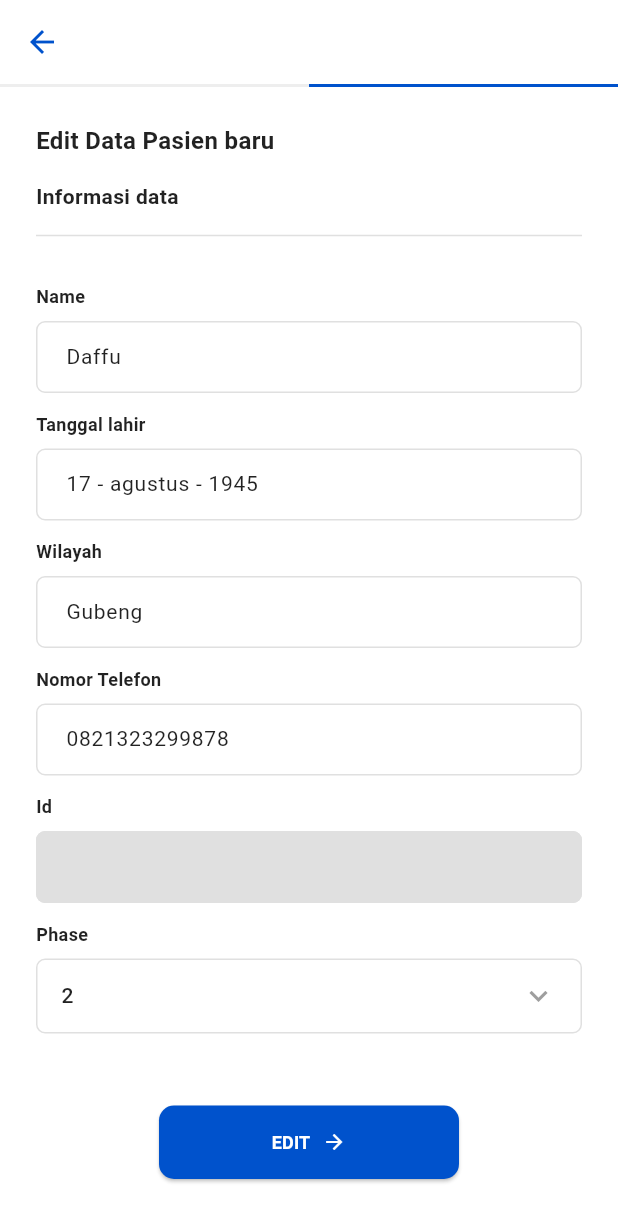
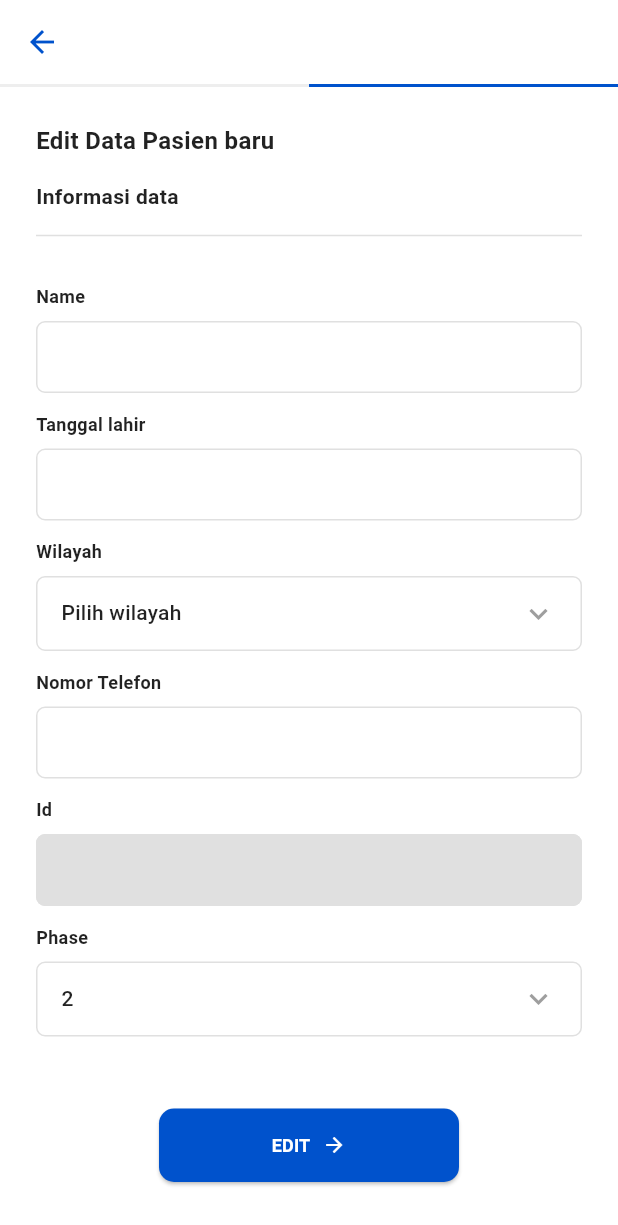
Before and after one commit to IrvanKurniawan624/tbhealthwatch-app, a Flutter app: the EditPatientPage screen opened directly with empty values, on a phone screen of 412 x 824 dp. Shown: the top 1225 px of the screen. Run offline on Flutter 3.47's test engine with Material 3 defaults, Android fonts, the phone set to English and light mode, and no system bars; our stand-ins replace shared_preferences; accounts and stored records are empty; network calls fail.

Commit message:
feat(mobile): edit patient pre-fills from real data and saves via PUT /patients/:id

```diff
--- a/mobile/lib/presentation/monitoring/edit_patient_page.dart
+++ b/mobile/lib/presentation/monitoring/edit_patient_page.dart
@@ -1,5 +1,7 @@
 import 'package:flutter/material.dart';
+import '../../core/api_client.dart';
 import '../../data/models/patient_model.dart';
+import '../../data/repositories/api_patient_repository.dart';
 
 // ============================================================================
 // 1. HALAMAN EDIT PASIEN
@@ -24,16 +26,39 @@ class _EditPatientPageState extends State<EditPatientPage> {
 
   String _selectedPhase = '2'; // Default sesuai figma
 
+  final _repo = ApiPatientRepository(ApiClient());
+  bool _isSaving = false;
+  List<Map<String, dynamic>> _regions = [];
+  String? _selectedRegionId;
+
   @override
   void initState() {
     super.initState();
-    // Mengisi form dengan data pasien sesuai gambar Figma
-    _nameController = TextEditingController(text: "Daffu");
-    _dobController = TextEditingController(text: "17 - agustus - 1945");
-    _wilayahController = TextEditingController(text: "Gubeng");
-    _phoneController = TextEditingController(text: "0821323299878");
+    // Pre-fill from the patient passed in
+    _nameController = TextEditingController(text: widget.patient.name);
+    _dobController = TextEditingController(text: widget.patient.dob ?? '');
+    _wilayahController = TextEditingController(text: widget.patient.regionName ?? '');
+    _phoneController = TextEditingController(text: widget.patient.phone ?? '');
     // ID menggunakan data asli yang dioper dari halaman sebelumnya
     _idController = TextEditingController(text: widget.patient.id);
+    _loadRegions();
+  }
+
+  Future<void> _loadRegions() async {
+    try {
+      final data = await ApiClient().get('/regions') as List;
+      if (mounted) {
+        setState(() {
+          _regions = data.cast<Map<String, dynamic>>();
+          // Pre-select region matching the patient's regionName
+          final match = _regions.firstWhere(
+            (r) => r['name'] == widget.patient.regionName,
+            orElse: () => {},
+          );
+          _selectedRegionId = match['id'] as String?;
+        });
+      }
+    } catch (_) {}
   }
 
   @override
@@ -75,12 +100,12 @@ class _EditPatientPageState extends State<EditPatientPage> {
           children: [
             const Text(
               "Edit Data Pasien baru",
-              style: TextStyle(fontSize: 16, fontWeight: FontWeight.bold, color: Colors.black87)
+              style: TextStyle(fontSize: 16, fontWeight: FontWeight.bold, color: Colors.black87),
             ),
             const SizedBox(height: 16),
             const Text(
               "Informasi data",
-              style: TextStyle(fontSize: 14, fontWeight: FontWeight.bold, color: Colors.black87)
+              style: TextStyle(fontSize: 14, fontWeight: FontWeight.bold, color: Colors.black87),
             ),
             const SizedBox(height: 8),
             const Divider(thickness: 1, color: Colors.black12),
@@ -94,7 +119,7 @@ class _EditPatientPageState extends State<EditPatientPage> {
             _buildTextField(_dobController),
 
             _buildLabel("Wilayah"),
-            _buildTextField(_wilayahController),
+            _buildRegionDropdown(),
 
             _buildLabel("Nomor Telefon"),
             _buildTextField(_phoneController),
@@ -112,18 +137,49 @@ class _EditPatientPageState extends State<EditPatientPage> {
               child: SizedBox(
                 width: 200,
                 child: ElevatedButton(
-                  onPressed: () {
-                    Navigator.pop(context); // Tutup halaman
+                  onPressed: _isSaving
+                      ? null
+                      : () async {
+                          setState(() => _isSaving = true);
+                          try {
+                            await _repo.update(widget.patient.id, {
+                              'fullName': _nameController.text.trim(),
+                              if (_dobController.text.trim().isNotEmpty)
+                                'dob': _dobController.text.trim(),
+                              'phone': _phoneController.text.trim(),
+                              if (_selectedRegionId != null) 'regionId': _selectedRegionId,
+                            });
+                            if (mounted) {
                               ScaffoldMessenger.of(context).showSnackBar(
-                      const SnackBar(content: Text("Data pasien berhasil diperbarui")),
+                                const SnackBar(content: Text('Data pasien berhasil diperbarui')),
                               );
+                              Navigator.pop(context, true);
+                            }
+                          } catch (e) {
+                            if (mounted) {
+                              ScaffoldMessenger.of(context).showSnackBar(
+                                SnackBar(content: Text('Gagal menyimpan: $e')),
+                              );
+                            }
+                          } finally {
+                            if (mounted) setState(() => _isSaving = false);
+                          }
                         },
                   style: ElevatedButton.styleFrom(
                     backgroundColor: const Color(0xFF0052CC),
                     padding: const EdgeInsets.symmetric(vertical: 16),
-                    shape: RoundedRectangleBorder(borderRadius: BorderRadius.circular(10)), // Agak membulat
+                    shape: RoundedRectangleBorder(borderRadius: BorderRadius.circular(10)),
                   ),
-                  child: Row(
+                  child: _isSaving
+                      ? const SizedBox(
+                          width: 20,
+                          height: 20,
+                          child: CircularProgressIndicator(
+                            strokeWidth: 2,
+                            color: Colors.white,
+                          ),
+                        )
+                      : Row(
                           mainAxisAlignment: MainAxisAlignment.center,
                           children: const [
                             Text("EDIT", style: TextStyle(color: Colors.white, fontWeight: FontWeight.bold, fontSize: 12)),
@@ -180,6 +236,33 @@ class _EditPatientPageState extends State<EditPatientPage> {
     );
   }
 
+  Widget _buildRegionDropdown() {
+    return Container(
+      padding: const EdgeInsets.symmetric(horizontal: 16),
+      decoration: BoxDecoration(
+        color: Colors.white,
+        border: Border.all(color: Colors.grey[300]!),
+        borderRadius: BorderRadius.circular(6),
+      ),
+      child: DropdownButtonHideUnderline(
+        child: DropdownButton<String>(
+          value: _selectedRegionId,
+          isExpanded: true,
+          icon: const Icon(Icons.keyboard_arrow_down, color: Colors.grey),
+          hint: Text(
+            _wilayahController.text.isNotEmpty ? _wilayahController.text : 'Pilih wilayah',
+            style: const TextStyle(fontSize: 14, color: Colors.black87),
+          ),
+          items: _regions.map((r) => DropdownMenuItem<String>(
+            value: r['id'] as String,
+            child: Text(r['name'] as String, style: const TextStyle(fontSize: 14, color: Colors.black87)),
+          )).toList(),
+          onChanged: (val) => setState(() => _selectedRegionId = val),
+        ),
+      ),
+    );
+  }
+
   Widget _buildDropdown() {
     return Container(
       padding: const EdgeInsets.symmetric(horizontal: 16),
```
Lines whose indentation alone changed are shown as unchanged.
